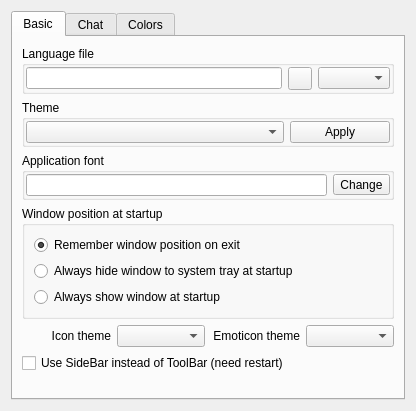
First picture: the form in eiskaltdcpp/ui/UISettingsGUI.ui, repository eiskaltdcpp/eiskaltdcpp, before the edit.
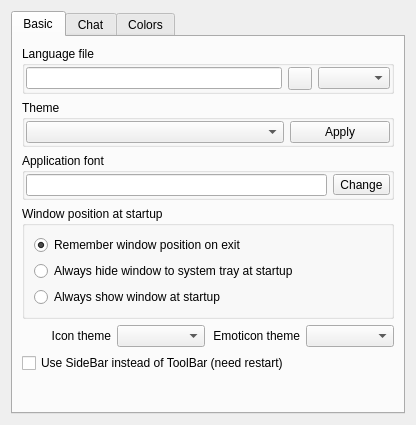
Second picture: the form after the edit.

The edit to the form file:
```diff
--- a/eiskaltdcpp/ui/UISettingsGUI.ui
+++ b/eiskaltdcpp/ui/UISettingsGUI.ui
@@ -7,7 +7,7 @@
     <x>0</x>
     <y>0</y>
     <width>416</width>
-    <height>383</height>
+    <height>425</height>
    </rect>
   </property>
   <property name="windowTitle">
```
Left out of the diff: 4 changed lines with no effect on the pictures.
